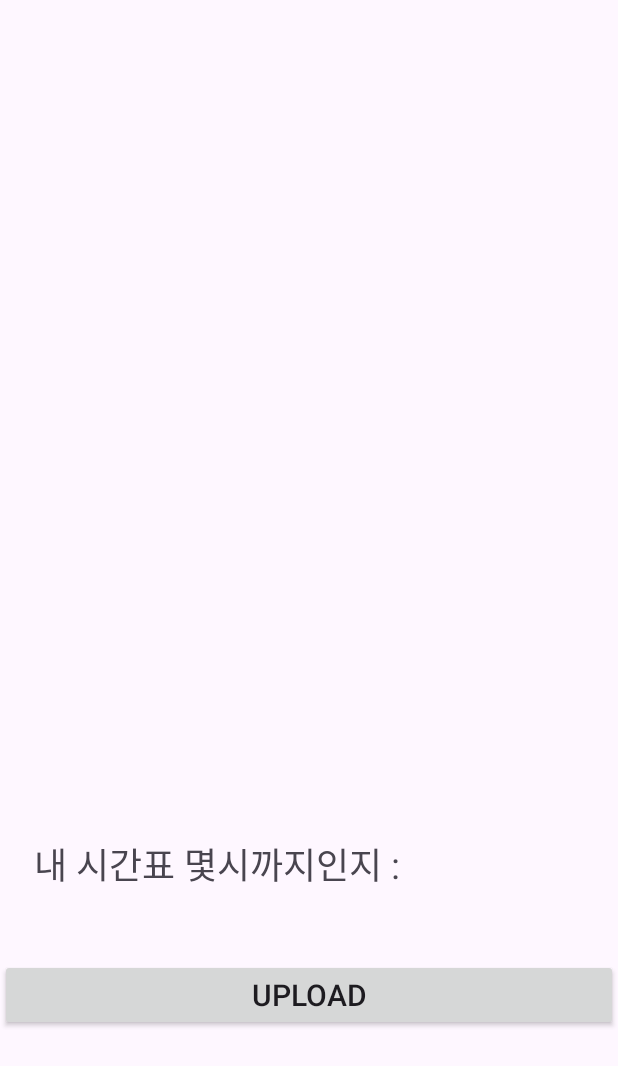
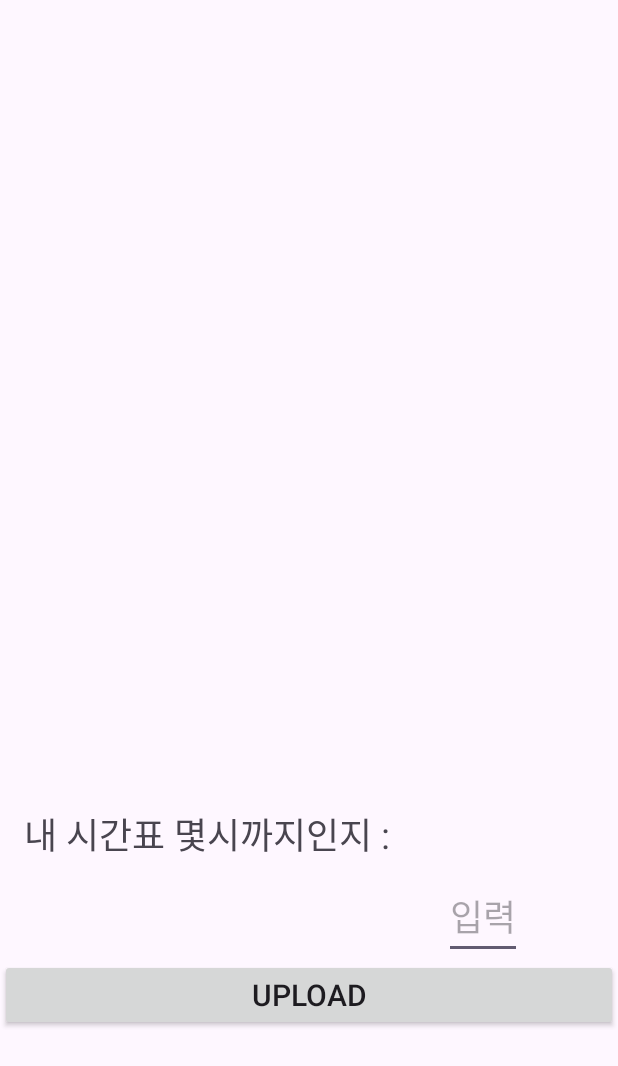
Before and after one commit to dlagyfl/Helpmeplz, an Android app: the screen it shows after launch (UploadImage), on a phone screen of 412 x 824 dp. Shown: the top 1066 px of the screen. Run offline under Robolectric (Android 15) with nearby library versions, the phone set to English and light mode, and no system bars; our stand-ins replace Firebase (no records; nobody signed in at launch, a user with empty details on screens opened directly).

```diff
--- a/app/src/main/res/layout/activity_upload_image.xml
+++ b/app/src/main/res/layout/activity_upload_image.xml
@@ -26,7 +26,7 @@
         android:layout_height="wrap_content"
         tools:ignore="MissingConstraints"
         tools:layout_editor_absoluteX="0dp"
-        tools:layout_editor_absoluteY="661dp" />
+        tools:layout_editor_absoluteY="476dp" />
 
     <androidx.appcompat.widget.AppCompatButton
         android:id="@+id/upload_btn"
@@ -44,22 +44,20 @@
         android:id="@+id/textView"
         android:layout_width="wrap_content"
         android:layout_height="wrap_content"
-        android:layout_marginTop="104dp"
+        android:layout_marginStart="16dp"
+        android:layout_marginTop="84dp"
         android:text="내 시간표 몇시까지인지 : "
         android:textSize="24sp"
-        app:layout_constraintEnd_toStartOf="@+id/textView2"
-        app:layout_constraintHorizontal_bias="0.457"
         app:layout_constraintStart_toStartOf="parent"
         app:layout_constraintTop_toBottomOf="@+id/image_view" />
 
-    <TextView
-        android:id="@+id/textView2"
+    <EditText
+        android:id="@+id/upload_upToTime"
         android:layout_width="wrap_content"
         android:layout_height="wrap_content"
-        android:layout_marginEnd="68dp"
-        android:layout_marginBottom="68dp"
+        android:layout_marginEnd="64dp"
         android:hint="입력"
         android:textSize="24sp"
-        app:layout_constraintBottom_toTopOf="@+id/progress_View"
+        app:layout_constraintBottom_toTopOf="@+id/upload_btn"
         app:layout_constraintEnd_toEndOf="parent" />
 </androidx.constraintlayout.widget.ConstraintLayout>
```
Also changed, not shown: app/src/main/java/com/example/helpmeplz/UploadImage.java (+96 -13 lines).
